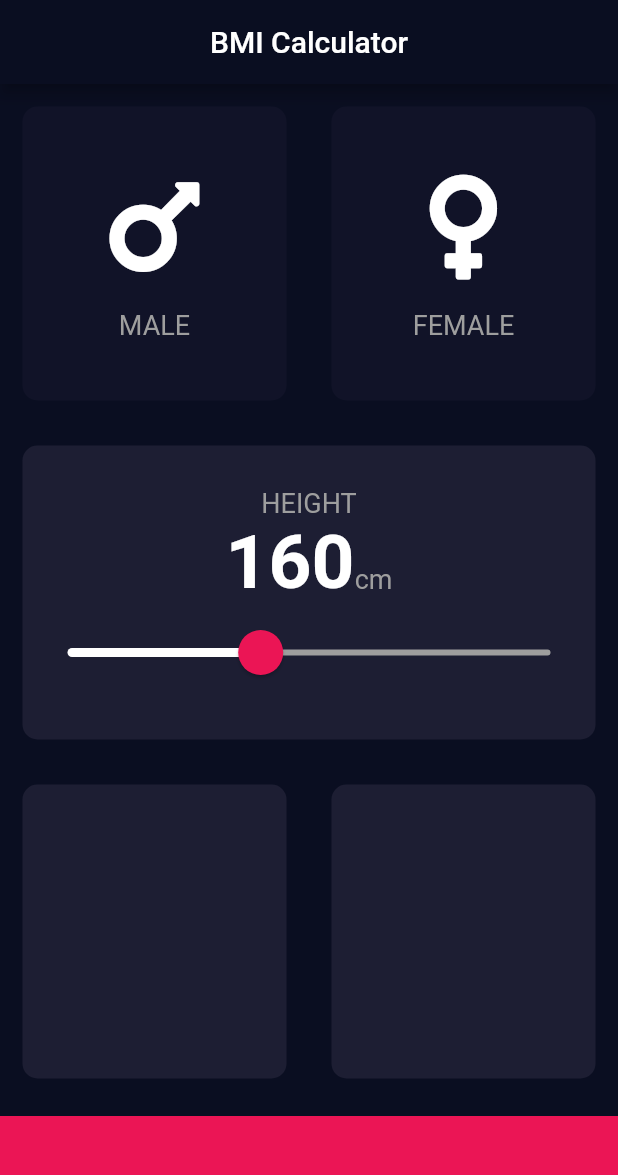
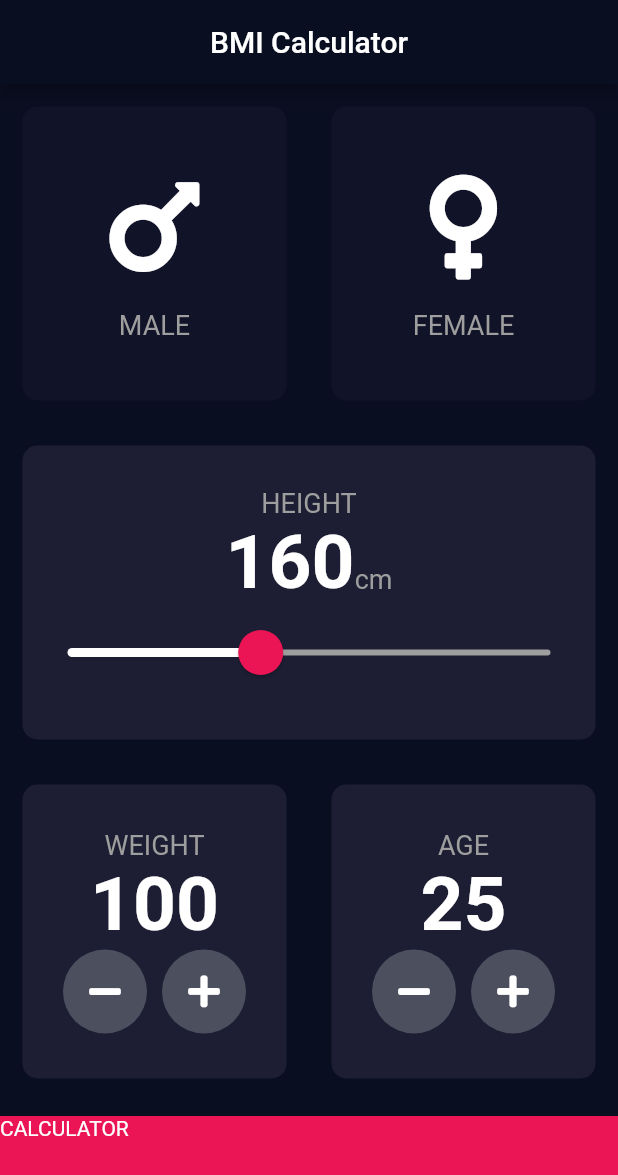
Before and after one commit to hho114/bmi_calculator, a Flutter app: the screen it shows after launch, on a phone screen of 412 x 824 dp. Shown: the top 1175 px of the screen. Run offline on Flutter 3.47's test engine with Material 2 defaults, Android fonts, the phone set to English and light mode, and no system bars; our stand-ins replace font_awesome_flutter.

```diff
--- a/lib/input.dart
+++ b/lib/input.dart
@@ -1,6 +1,7 @@
 import 'package:bmi_calculator/components/constants.dart';
 import 'package:bmi_calculator/components/icon_content.dart';
 import 'package:bmi_calculator/components/reusable_card.dart';
+import 'package:bmi_calculator/result.dart';
 import 'package:flutter/material.dart';
 import 'package:font_awesome_flutter/font_awesome_flutter.dart';
 
@@ -10,7 +11,7 @@ enum Gender {
 }
 
 class Input extends StatefulWidget {
-  Input({Key key}) : super(key: key);
+  static const String id = 'input';
 
   @override
   _InputState createState() => _InputState();
@@ -19,6 +20,8 @@ class Input extends StatefulWidget {
 class _InputState extends State<Input> {
   Gender selectedGender;
   int height = 160;
+  int weight = 100;
+  int age = 25;
 
   @override
   Widget build(BuildContext context) {
@@ -123,23 +126,123 @@ class _InputState extends State<Input> {
                   Expanded(
                     child: ReusableCard(
                       colour: kActiveCardColour,
+                      cardChild: Column(
+                        mainAxisAlignment: MainAxisAlignment.center,
+                        children: <Widget>[
+                          Text(
+                            'WEIGHT',
+                            style: kLabelTextStyle,
+                          ),
+                          Text(
+                            weight.toString(),
+                            style: kNumberTextStyle,
+                          ),
+                          Row(
+                            mainAxisAlignment: MainAxisAlignment.center,
+                            children: <Widget>[
+                              RoundIconButton(
+                                icon: FontAwesomeIcons.minus,
+                                onPressed: () {
+                                  setState(() {
+                                    weight--;
+                                  });
+                                },
+                              ),
+                              SizedBox(
+                                width: 10.0,
+                              ),
+                              RoundIconButton(
+                                icon: FontAwesomeIcons.plus,
+                                onPressed: () {
+                                  setState(() {
+                                    weight++;
+                                  });
+                                },
+                              ),
+                            ],
+                          ),
+                        ],
+                      ),
                     ),
                   ),
                   Expanded(
                     child: ReusableCard(
                       colour: kActiveCardColour,
+                      cardChild: Column(
+                        mainAxisAlignment: MainAxisAlignment.center,
+                        children: <Widget>[
+                          Text(
+                            'AGE',
+                            style: kLabelTextStyle,
+                          ),
+                          Text(
+                            age.toString(),
+                            style: kNumberTextStyle,
+                          ),
+                          Row(
+                            mainAxisAlignment: MainAxisAlignment.center,
+                            children: <Widget>[
+                              RoundIconButton(
+                                icon: FontAwesomeIcons.minus,
+                                onPressed: () {
+                                  setState(() {
+                                    age--;
+                                  });
+                                },
+                              ),
+                              SizedBox(
+                                width: 10.0,
+                              ),
+                              RoundIconButton(
+                                icon: FontAwesomeIcons.plus,
+                                onPressed: () {
+                                  setState(() {
+                                    age++;
+                                  });
+                                },
+                              ),
+                            ],
+                          ),
+                        ],
+                      ),
                     ),
                   ),
                 ],
               ),
             ),
-            Container(
-              color: kBottomContainerColor,
-              margin: EdgeInsets.only(top: 10.0),
-              width: double.infinity,
-              height: kBottomContainerHeight,
+            GestureDetector(
+              onTap: () => Navigator.pushNamed(context, Result.id),
+              child: Container(
+                child: Text('CALCULATOR', ),
+                color: kBottomContainerColor,
+                margin: EdgeInsets.only(top: 10.0),
+                width: double.infinity,
+                height: kBottomContainerHeight,
+              ),
             )
           ],
         ));
   }
 }
+
+class RoundIconButton extends StatelessWidget {
+  RoundIconButton({this.icon, this.onPressed});
+
+  final IconData icon;
+  final Function onPressed;
+
+  @override
+  Widget build(BuildContext context) {
+    return RawMaterialButton(
+      elevation: 0.0,
+      child: Icon(icon),
+      onPressed: onPressed,
+      constraints: BoxConstraints.tightFor(
+        width: 56.0,
+        height: 56.0,
+      ),
+      shape: CircleBorder(),
+      fillColor: Color(0xFF4C4F5E),
+    );
+  }
+}
--- a/lib/main.dart
+++ b/lib/main.dart
@@ -1,4 +1,5 @@
 import 'package:bmi_calculator/input.dart';
+import 'package:bmi_calculator/result.dart';
 import 'package:flutter/material.dart';
 
 void main() => runApp(MyApp());
@@ -13,7 +14,15 @@ class MyApp extends StatelessWidget {
         primaryColor: Color(0xFF0A0E21),
         scaffoldBackgroundColor: Color(0xFF0A0E21),
       ),
-      home: Input(),
+      initialRoute: Input.id,
+      routes: {
+        'input':(context)=> Input(),
+        'result':(context)=> Result(),
+
+
+
+
+      },
     );
   }
 }
--- /dev/null
+++ b/lib/result.dart
@@ -0,0 +1,14 @@
+import 'package:flutter/material.dart';
+
+class Result extends StatelessWidget {
+
+  static const String id = 'result';
+
+  @override
+  Widget build(BuildContext context) {
+    return Container(
+      child: Text('Hello'),
+
+    );
+  }
+}
```
